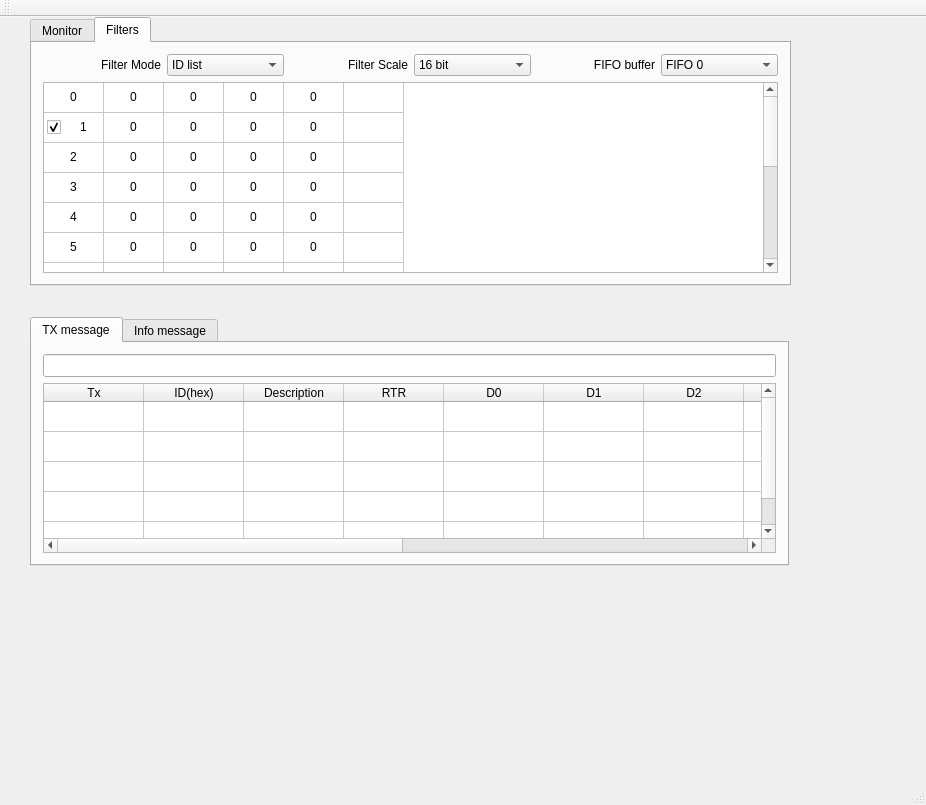
Qt form mainwindow.ui (AndriiRozin/USBtoCAN2) before a commit.
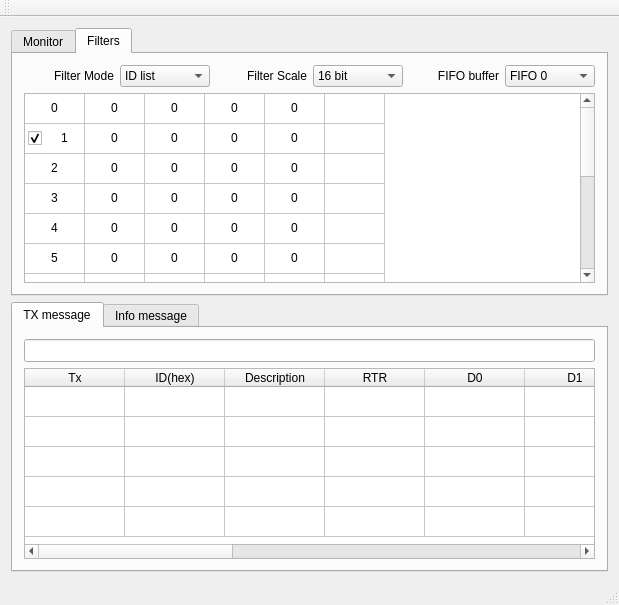
The same form after that commit. The open tabs and pages were chosen to show the change.

Commit message: all HMI:table init, and add

The edit to the form file:
```diff
--- a/mainwindow.ui
+++ b/mainwindow.ui
@@ -6,285 +6,17 @@
    <rect>
     <x>0</x>
     <y>0</y>
-    <width>926</width>
-    <height>805</height>
+    <width>619</width>
+    <height>605</height>
    </rect>
   </property>
   <property name="windowTitle">
    <string>MainWindow</string>
   </property>
   <widget class="QWidget" name="centralWidget">
-   <widget class="QTabWidget" name="tabWidget">
-    <property name="geometry">
-     <rect>
-      <x>30</x>
-      <y>300</y>
-      <width>759</width>
-      <height>249</height>
-     </rect>
-    </property>
-    <property name="currentIndex">
-     <number>1</number>
-    </property>
-    <widget class="QWidget" name="tab">
-     <attribute name="title">
-      <string>TX message</string>
-     </attribute>
-     <layout class="QVBoxLayout" name="verticalLayout_5">
+   <layout class="QVBoxLayout" name="verticalLayout_4">
       <item>
-       <widget class="QLineEdit" name="lineEdit_InputData_TX">
-        <property name="font">
-         <font>
-          <pointsize>10</pointsize>
-         </font>
-        </property>
-        <property name="text">
-         <string/>
-        </property>
-        <property name="alignment">
-         <set>Qt::AlignCenter</set>
-        </property>
-       </widget>
-      </item>
-      <item>
-       <widget class="QTableWidget" name="tableWidget_TX">
-        <attribute name="verticalHeaderVisible">
-         <bool>false</bool>
-        </attribute>
-        <row>
-         <property name="text">
-          <string>0</string>
-         </property>
-        </row>
-        <row>
-         <property name="text">
-          <string>1</string>
-         </property>
-        </row>
-        <row>
-         <property name="text">
-          <string>2</string>
-         </property>
-        </row>
-        <row>
-         <property name="text">
-          <string>3</string>
-         </property>
-        </row>
-        <row>
-         <property name="text">
-          <string>4</string>
-         </property>
-        </row>
-        <column>
-         <property name="text">
-          <string>Tx</string>
-         </property>
-         <property name="textAlignment">
-          <set>AlignCenter</set>
-         </property>
-        </column>
-        <column>
-         <property name="text">
-          <string>ID(hex)</string>
-         </property>
-        </column>
-        <column>
-         <property name="text">
-          <string>Description</string>
-         </property>
-        </column>
-        <column>
-         <property name="text">
-          <string>RTR</string>
-         </property>
-        </column>
-        <column>
-         <property name="text">
-          <string>D0</string>
-         </property>
-        </column>
-        <column>
-         <property name="text">
-          <string>D1</string>
-         </property>
-        </column>
-        <column>
-         <property name="text">
-          <string>D2</string>
-         </property>
-        </column>
-        <column>
-         <property name="text">
-          <string>D3</string>
-         </property>
-        </column>
-        <column>
-         <property name="text">
-          <string>D4</string>
-         </property>
-        </column>
-        <column>
-         <property name="text">
-          <string>D5</string>
-         </property>
-        </column>
-        <column>
-         <property name="text">
-          <string>D6</string>
-         </property>
-        </column>
-        <column>
-         <property name="text">
-          <string>D7</string>
-         </property>
-        </column>
-        <column>
-         <property name="text">
-          <string>Count</string>
-         </property>
-        </column>
-        <column>
-         <property name="text">
-          <string>Time(ms)</string>
-         </property>
-        </column>
-        <item row="0" column="0">
-         <property name="text">
-          <string/>
-         </property>
-        </item>
-        <item row="0" column="1">
-         <property name="text">
-          <string/>
-         </property>
-        </item>
-        <item row="0" column="3">
-         <property name="text">
-          <string/>
-         </property>
-         <property name="textAlignment">
-          <set>AlignCenter</set>
-         </property>
-        </item>
-        <item row="4" column="3">
-         <property name="text">
-          <string/>
-         </property>
-         <property name="textAlignment">
-          <set>AlignCenter</set>
-         </property>
-        </item>
-       </widget>
-      </item>
-     </layout>
-    </widget>
-    <widget class="QWidget" name="tab_2">
-     <attribute name="title">
-      <string>Info message</string>
-     </attribute>
-     <layout class="QVBoxLayout" name="verticalLayout_7">
-      <item>
-       <widget class="QTableWidget" name="tableWidget_Info">
-        <row>
-         <property name="text">
-          <string>New Row</string>
-         </property>
-        </row>
-        <row>
-         <property name="text">
-          <string>New Row</string>
-         </property>
-        </row>
-        <row>
-         <property name="text">
-          <string>New Row</string>
-         </property>
-        </row>
-        <row>
-         <property name="text">
-          <string>New Row</string>
-         </property>
-        </row>
-        <row>
-         <property name="text">
-          <string>New Row</string>
-         </property>
-        </row>
-        <row>
-         <property name="text">
-          <string>New Row</string>
-         </property>
-        </row>
-        <row>
-         <property name="text">
-          <string>New Row</string>
-         </property>
-        </row>
-        <row>
-         <property name="text">
-          <string>New Row</string>
-         </property>
-        </row>
-        <row>
-         <property name="text">
-          <string>New Row</string>
-         </property>
-        </row>
-        <column>
-         <property name="text">
-          <string>New Column</string>
-         </property>
-        </column>
-        <column>
-         <property name="text">
-          <string>New Column</string>
-         </property>
-        </column>
-        <column>
-         <property name="text">
-          <string>New Column</string>
-         </property>
-        </column>
-        <column>
-         <property name="text">
-          <string>New Column</string>
-         </property>
-        </column>
-        <column>
-         <property name="text">
-          <string>New Column</string>
-         </property>
-        </column>
-        <column>
-         <property name="text">
-          <string>New Column</string>
-         </property>
-        </column>
-        <column>
-         <property name="text">
-          <string>New Column</string>
-         </property>
-        </column>
-        <column>
-         <property name="text">
-          <string>New Column</string>
-         </property>
-        </column>
-       </widget>
-      </item>
-     </layout>
-    </widget>
-   </widget>
    <widget class="QTabWidget" name="tabWidget_2">
-    <property name="geometry">
-     <rect>
-      <x>30</x>
-      <y>0</y>
-      <width>761</width>
-      <height>269</height>
-     </rect>
-    </property>
     <property name="currentIndex">
      <number>1</number>
     </property>
@@ -386,7 +118,7 @@
      <attribute name="title">
       <string>Filters</string>
      </attribute>
-     <layout class="QVBoxLayout" name="verticalLayout_2">
+       <layout class="QVBoxLayout" name="verticalLayout_3">
       <item>
        <layout class="QHBoxLayout" name="horizontalLayout_9">
         <item>
@@ -1385,6 +1117,219 @@
      </layout>
     </widget>
    </widget>
+    </item>
+    <item>
+     <widget class="QTabWidget" name="tabWidget">
+      <property name="currentIndex">
+       <number>1</number>
+      </property>
+      <widget class="QWidget" name="tab">
+       <attribute name="title">
+        <string>TX message</string>
+       </attribute>
+       <layout class="QVBoxLayout" name="verticalLayout_2">
+        <item>
+         <widget class="QLineEdit" name="lineEdit_InputData_TX">
+          <property name="font">
+           <font>
+            <pointsize>10</pointsize>
+           </font>
+          </property>
+          <property name="text">
+           <string/>
+          </property>
+          <property name="alignment">
+           <set>Qt::AlignCenter</set>
+          </property>
+         </widget>
+        </item>
+        <item>
+         <widget class="QTableWidget" name="tableWidget_TX">
+          <attribute name="verticalHeaderVisible">
+           <bool>false</bool>
+          </attribute>
+          <row>
+           <property name="text">
+            <string>0</string>
+           </property>
+          </row>
+          <row>
+           <property name="text">
+            <string>1</string>
+           </property>
+          </row>
+          <row>
+           <property name="text">
+            <string>2</string>
+           </property>
+          </row>
+          <row>
+           <property name="text">
+            <string>3</string>
+           </property>
+          </row>
+          <row>
+           <property name="text">
+            <string>4</string>
+           </property>
+          </row>
+          <column>
+           <property name="text">
+            <string>Tx</string>
+           </property>
+           <property name="textAlignment">
+            <set>AlignCenter</set>
+           </property>
+          </column>
+          <column>
+           <property name="text">
+            <string>ID(hex)</string>
+           </property>
+          </column>
+          <column>
+           <property name="text">
+            <string>Description</string>
+           </property>
+          </column>
+          <column>
+           <property name="text">
+            <string>RTR</string>
+           </property>
+          </column>
+          <column>
+           <property name="text">
+            <string>D0</string>
+           </property>
+          </column>
+          <column>
+           <property name="text">
+            <string>D1</string>
+           </property>
+          </column>
+          <column>
+           <property name="text">
+            <string>D2</string>
+           </property>
+          </column>
+          <column>
+           <property name="text">
+            <string>D3</string>
+           </property>
+          </column>
+          <column>
+           <property name="text">
+            <string>D4</string>
+           </property>
+          </column>
+          <column>
+           <property name="text">
+            <string>D5</string>
+           </property>
+          </column>
+          <column>
+           <property name="text">
+            <string>D6</string>
+           </property>
+          </column>
+          <column>
+           <property name="text">
+            <string>D7</string>
+           </property>
+          </column>
+          <column>
+           <property name="text">
+            <string>Count</string>
+           </property>
+          </column>
+          <column>
+           <property name="text">
+            <string>Time(ms)</string>
+           </property>
+          </column>
+          <item row="0" column="0">
+           <property name="text">
+            <string/>
+           </property>
+          </item>
+          <item row="0" column="1">
+           <property name="text">
+            <string/>
+           </property>
+          </item>
+          <item row="0" column="3">
+           <property name="text">
+            <string/>
+           </property>
+           <property name="textAlignment">
+            <set>AlignCenter</set>
+           </property>
+          </item>
+          <item row="4" column="3">
+           <property name="text">
+            <string/>
+           </property>
+           <property name="textAlignment">
+            <set>AlignCenter</set>
+           </property>
+          </item>
+         </widget>
+        </item>
+       </layout>
+      </widget>
+      <widget class="QWidget" name="tab_2">
+       <attribute name="title">
+        <string>Info message</string>
+       </attribute>
+       <layout class="QVBoxLayout" name="verticalLayout_7">
+        <item>
+         <widget class="QTableWidget" name="tableWidget_Info">
+          <column>
+           <property name="text">
+            <string>New Column</string>
+           </property>
+          </column>
+          <column>
+           <property name="text">
+            <string>New Column</string>
+           </property>
+          </column>
+          <column>
+           <property name="text">
+            <string>New Column</string>
+           </property>
+          </column>
+          <column>
+           <property name="text">
+            <string>New Column</string>
+           </property>
+          </column>
+          <column>
+           <property name="text">
+            <string>New Column</string>
+           </property>
+          </column>
+          <column>
+           <property name="text">
+            <string>New Column</string>
+           </property>
+          </column>
+          <column>
+           <property name="text">
+            <string>New Column</string>
+           </property>
+          </column>
+          <column>
+           <property name="text">
+            <string>New Column</string>
+           </property>
+          </column>
+         </widget>
+        </item>
+       </layout>
+      </widget>
+     </widget>
+    </item>
+   </layout>
   </widget>
   <widget class="QMenuBar" name="menuBar">
    <property name="geometry">
```
Left out of the diff: 4 changed lines with no effect on the pictures. Lines whose indentation alone changed are shown as unchanged. The commit also changes 13 other files.
